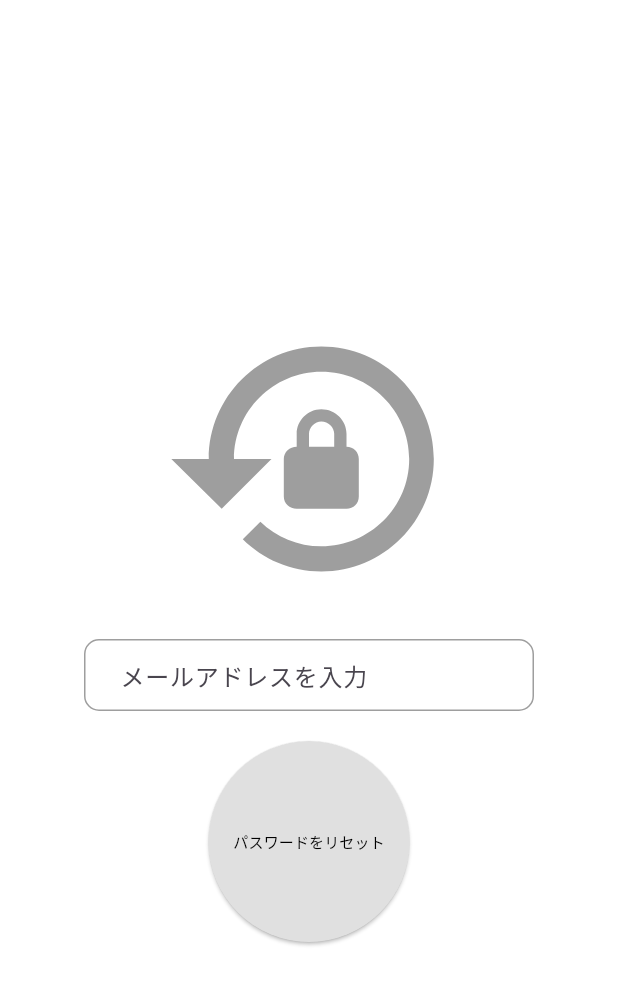
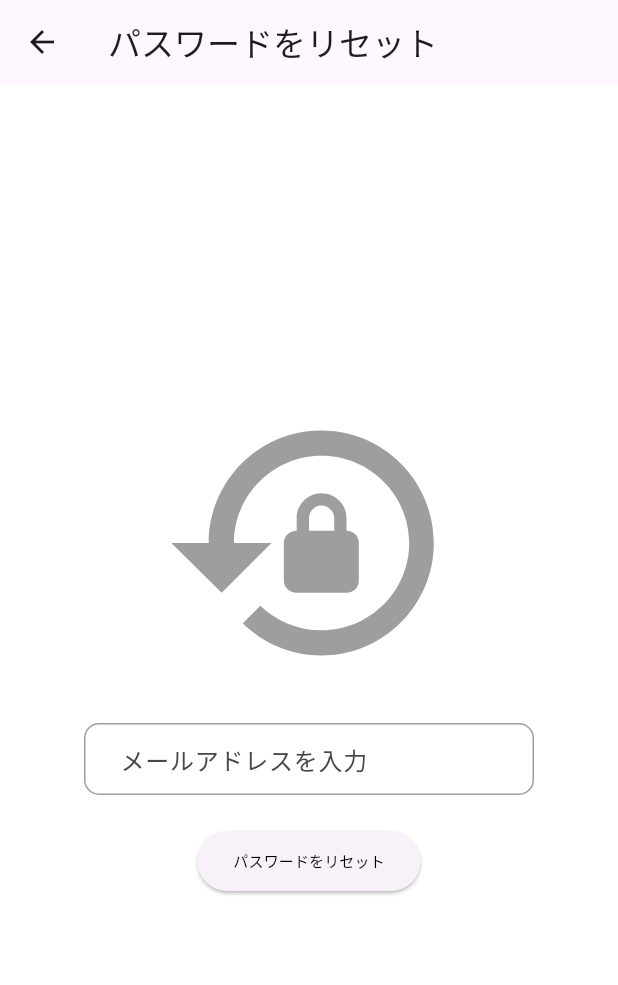
Before and after one commit to sakurakotubaki/KentyApp, a Flutter app: the screen it shows once a user with an empty profile is signed in, after a tap on the "logout" icon, after a tap on "パスワードを忘れた", on a phone screen of 412 x 824 dp. Shown: the top 985 px of the screen. Run offline on Flutter 3.47's test engine with Material 2 defaults, Android fonts, the phone set to English and light mode, and no system bars; our stand-ins replace cloud_firestore, firebase_auth, firebase_core, firebase_crashlytics, flutter_riverpod, freezed_annotation; accounts and stored records are empty; generated files the repository leaves out were written again; network calls fail.

Commit message:
feat: user add method

```diff
--- a/lib/screen/auth/reset_page.dart
+++ b/lib/screen/auth/reset_page.dart
@@ -3,6 +3,7 @@ import 'package:flutter_riverpod/flutter_riverpod.dart';
 import 'package:kenty_app/provider/auth_provider.dart';
 import 'package:kenty_app/state/controller.dart';
 
+// この画面は、パスワードをリセットする画面です。
 class ResetPage extends ConsumerWidget {
   const ResetPage({super.key});
 
@@ -11,6 +12,9 @@ class ResetPage extends ConsumerWidget {
     final password = ref.watch(emailControllerProvider);
 
     return Scaffold(
+      appBar: AppBar(
+        title: const Text('パスワードをリセット'),
+      ),
       backgroundColor: Colors.white,
       body: SingleChildScrollView(
         child: Container(
@@ -34,11 +38,6 @@ class ResetPage extends ConsumerWidget {
               ),
               const SizedBox(height: 20),
               ElevatedButton(
-                  style: ElevatedButton.styleFrom(
-                    backgroundColor: Colors.grey[300],
-                    shape: const CircleBorder(),
-                    padding: const EdgeInsets.all(60),
-                  ),
                   onPressed: () async {
                     try {
                       await ref
--- a/lib/screen/auth/sign_in_page.dart
+++ b/lib/screen/auth/sign_in_page.dart
@@ -7,6 +7,7 @@ import 'package:kenty_app/screen/auth/sign_up_page.dart';
 import 'package:kenty_app/screen/auth/user_page.dart';
 import 'package:kenty_app/state/controller.dart';
 
+// この画面は、ログイン画面です。
 class SignInPage extends ConsumerWidget {
   const SignInPage({Key? key}) : super(key: key);
 
@@ -50,11 +51,6 @@ class SignInPage extends ConsumerWidget {
               ),
               const SizedBox(height: 50),
               ElevatedButton(
-                style: ElevatedButton.styleFrom(
-                  backgroundColor: Colors.redAccent,
-                  shape: const CircleBorder(),
-                  padding: const EdgeInsets.all(60),
-                ),
                 onPressed: () async {
                   try {
                     await authService.signIn(email.text, password.text);
--- a/lib/screen/auth/user_page.dart
+++ b/lib/screen/auth/user_page.dart
@@ -1,29 +1,77 @@
 import 'package:flutter/material.dart';
 import 'package:flutter_riverpod/flutter_riverpod.dart';
+import 'package:kenty_app/domain/users/users.dart';
 import 'package:kenty_app/extention/push.dart';
 import 'package:kenty_app/provider/auth_provider.dart';
+import 'package:kenty_app/provider/user/user_base.dart';
 import 'package:kenty_app/screen/auth/sign_in_page.dart';
+import 'package:kenty_app/screen/auth/user_info.dart';
+import 'package:kenty_app/state/controller.dart';
 
+// ログイン後の画面
 class UserPage extends ConsumerWidget {
   const UserPage({super.key});
 
   @override
   Widget build(BuildContext context, WidgetRef ref) {
+    final name = ref.watch(nameControllerProvider);
+
     return Scaffold(
       appBar: AppBar(
         actions: [
           IconButton(
             onPressed: () async {
               await ref.read(authServiceProvider).signOut();
-              if(context.mounted) {
+              if (context.mounted) {
                 context.toAndRemoveUntil(const SignInPage());
               }
             },
             icon: const Icon(Icons.logout),
+          ),
+          const SizedBox(width: 8),
+          IconButton(
+            onPressed: () async {
+              await ref.read(authServiceProvider).signOut();
+              if (context.mounted) {
+                context.to(const userInfo());
+              }
+            },
+            icon: const Icon(Icons.person),
           )
         ],
         title: const Text('ユーザー情報'),
       ),
+      body: Center(
+          child: Container(
+        width: MediaQuery.of(context).size.width,
+        child: Column(
+          children: [
+            SizedBox(height: MediaQuery.of(context).size.height / 3),
+            SizedBox(
+              width: 300,
+              height: 50,
+              child: TextFormField(
+                controller: name,
+                decoration: const InputDecoration(
+                  hintText: '名前を入力',
+                  border: OutlineInputBorder(),
+                ),
+              ),
+            ),
+            const SizedBox(height: 20),
+            ElevatedButton(
+              onPressed: () async {
+                var users = Users(name: name.text);
+                await ref.read(userRepositoryProvider).createUser(users);
+              },
+              child: const Text(
+                '名前を変更',
+                style: TextStyle(color: Colors.black, fontSize: 10),
+              ),
+            ),
+          ],
+        ),
+      )),
     );
   }
 }
--- a/lib/state/controller.dart
+++ b/lib/state/controller.dart
@@ -1,7 +1,11 @@
 import 'package:flutter/material.dart';
 import 'package:flutter_riverpod/flutter_riverpod.dart';
 
+// ログインなしの場合で使用するProvider
 final bodyControllerProvider = StateProvider.autoDispose((ref) => TextEditingController());
+// userコレクション用のProvider
+final nameControllerProvider = StateProvider.autoDispose((ref) => TextEditingController());
 
+// 認証用のProvider
 final emailControllerProvider = StateProvider.autoDispose((ref) => TextEditingController());
 final passwordControllerProvider = StateProvider.autoDispose((ref) => TextEditingController());
```
Also changed, not shown: lib/provider/user/user_base.dart (+16 -14 lines), lib/provider/user/user_provider.dart (added, +21 -0 lines), lib/screen/auth/sign_up_page.dart (+4 -5 lines), lib/screen/auth/user_info.dart (added, +65 -0 lines), 1 other file.
